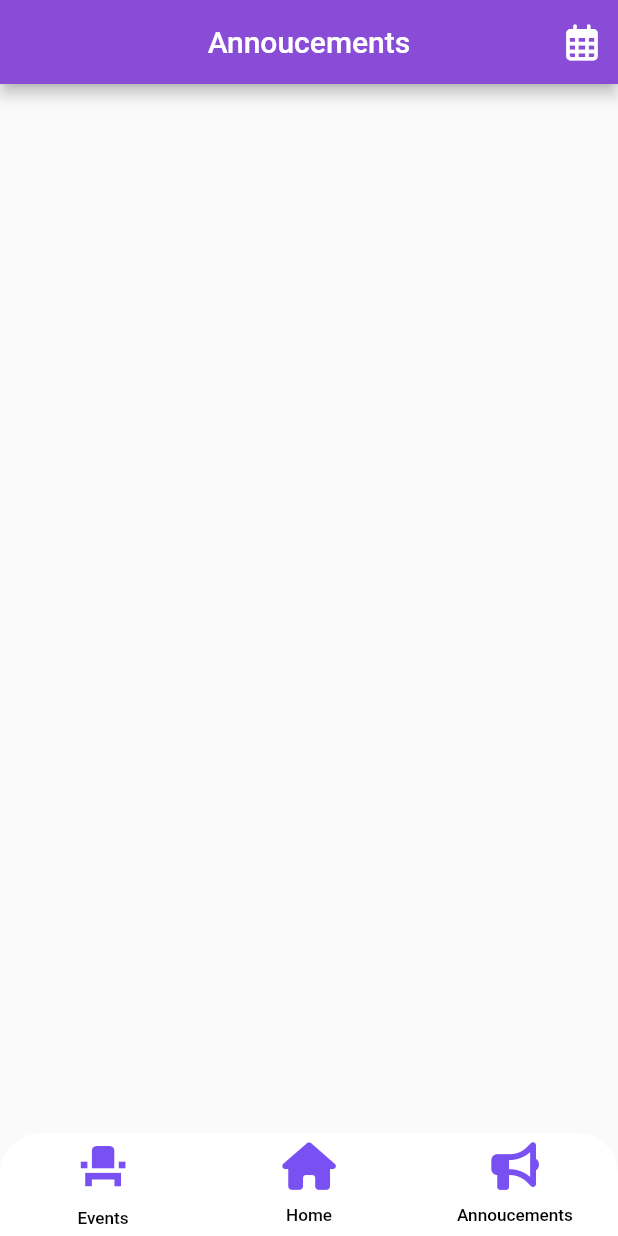
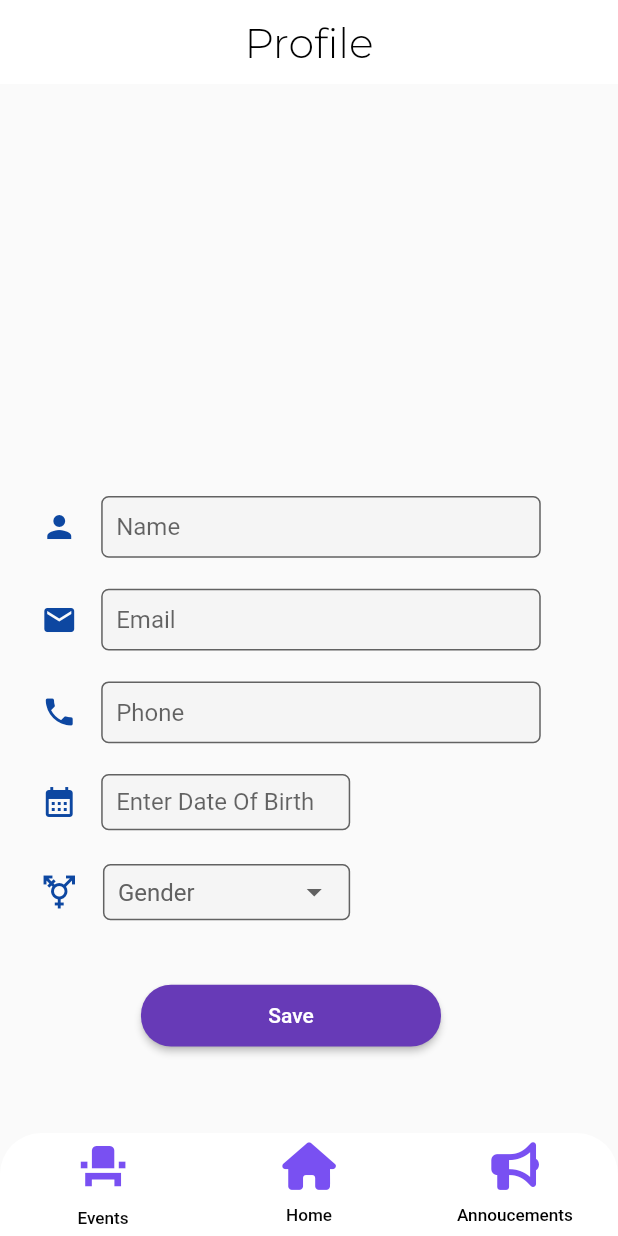
Before and after one commit to IEEE-SB-VIT-Pune/Sahayog, a Flutter app: the screen it shows after launch, item 3 of the bottom bar chosen, on a phone screen of 412 x 824 dp. Run offline on Flutter 3.47's test engine with Material 2 defaults, Android fonts, the phone set to English and light mode, and no system bars; our stand-ins replace carousel_slider, flutter_svg, font_awesome_flutter, google_fonts; project files that could hold a hidden picture were left out.

Commit message:
Created Profile Page

```diff
--- a/analysis_options.yaml
+++ b/analysis_options.yaml
@@ -24,6 +24,12 @@ linter:
   rules:
     # avoid_print: false  # Uncomment to disable the `avoid_print` rule
     # prefer_single_quotes: true  # Uncomment to enable the `prefer_single_quotes` rule
+    prefer_const_constructors: false
+    prefer_const_literals_to_create_immutables: false
+    prefer_typing_uninitialized_variables: false
+    must_be_immutable: false
+    use_key_in_widget_constructors: false
+    undefined_indentifier: false
 
 # Additional information about this file can be found at
 # https://dart.dev/guides/language/analysis-options
--- a/lib/screens/event_page.dart
+++ b/lib/screens/event_page.dart
@@ -3,7 +3,7 @@ import 'package:flutter/material.dart';
 import 'package:font_awesome_flutter/font_awesome_flutter.dart';
 import 'package:ieee_app_project/screens/listEvent.dart';
 import 'package:ieee_app_project/widgets/event_card.dart';
-
+import 'package:flutter_svg/flutter_svg.dart';
 class VerticalSlider extends StatelessWidget {
   @override
   Widget build(BuildContext context) {
--- a/lib/screens/home_page.dart
+++ b/lib/screens/home_page.dart
@@ -1,11 +1,13 @@
 import 'package:flutter/cupertino.dart';
 import 'package:flutter/material.dart';
+import 'package:ieee_app_project/screens/profile.dart';
 
 class HomePage extends StatelessWidget {
   @override
   Widget build(BuildContext context) {
     var h;
     h = MediaQuery.of(context).size.height;
+
     return Scaffold(
         body: (Center(child: Text('Home', style: TextStyle(fontSize: h / 20)))),
         appBar: AppBar(
@@ -28,6 +30,7 @@ class HomePage extends StatelessWidget {
                 },
                 onSelected: (value) {
                   if (value == 1) {
+                    ProfilePage();
                   } else if (value == 2) {
                     _showdialogue(context);
                   }
--- /dev/null
+++ b/lib/screens/profile.dart
@@ -0,0 +1,183 @@
+import 'package:flutter/material.dart';
+import 'package:google_fonts/google_fonts.dart';
+
+Map<String, Icon> pairMap = {
+  'Gender': Icon(Icons.transgender_sharp, color: Colors.blue.shade900),
+  'Male': Icon(Icons.male_sharp, color: Colors.blue.shade900),
+  'Female': Icon(Icons.female_sharp, color: Colors.blue.shade900),
+  'Other': Icon(Icons.transgender_sharp, color: Colors.blue.shade900),
+};
+
+void main() {
+  runApp(ProfilePage());
+}
+
+class ProfilePage extends StatefulWidget {
+  ProfilePage({Key? key}) : super(key: key);
+
+  @override
+  State<ProfilePage> createState() => _ProfilePageState();
+}
+
+DateTime date = DateTime.now();
+String finalDate = date.toString();
+
+class _ProfilePageState extends State<ProfilePage> {
+  List<String> menuItems = ['Gender', 'Male', 'Female', 'Other'];
+  String? selectedValue = 'Gender';
+
+  @override
+  Widget build(BuildContext context) {
+    var h, w;
+    h = MediaQuery.of(context).size.height;
+    w = MediaQuery.of(context).size.width;
+    return Scaffold(
+      appBar: AppBar(
+        title: Text(
+          'Profile',
+          style: GoogleFonts.montserrat(
+              color: Colors.black,
+              fontSize: w / 15,
+              fontWeight: FontWeight.w300),
+        ),
+        centerTitle: true,
+        backgroundColor: Colors.white,
+        elevation: 0,
+      ),
+      body: Stack(
+        children: [
+          Container(
+            padding: EdgeInsets.only(left: h / 10, top: h / 5),
+          ),
+          SingleChildScrollView(
+            child: Container(
+                padding:
+                    EdgeInsets.only(left: w / 15, right: w / 8, top: h / 3),
+                child: Column(
+                    crossAxisAlignment: CrossAxisAlignment.start,
+                    mainAxisAlignment: MainAxisAlignment.spaceBetween,
+                    children: [
+                      SizedBox(
+                          height: h / 20,
+                          child: TextFormField(
+                            keyboardType: TextInputType.name,
+                            decoration: InputDecoration(
+                                icon: Icon(Icons.person,
+                                    color: Colors.blue.shade900),
+                                fillColor: Colors.grey.shade100,
+                                filled: true,
+                                hintText: "Name",
+                                contentPadding: EdgeInsets.all(10),
+                                border: OutlineInputBorder(
+                                    borderSide: BorderSide(
+                                        width: 3, color: Colors.blue.shade800),
+                                    borderRadius: BorderRadius.circular(5))),
+                          )),
+                      SizedBox(height: h / 40),
+                      SizedBox(
+                        height: h / 20,
+                        child: TextFormField(
+                          keyboardType: TextInputType.emailAddress,
+                          decoration: InputDecoration(
+                            icon: Icon(
+                              Icons.mail,
+                              color: Colors.blue.shade900,
+                            ),
+                            fillColor: Colors.grey.shade100,
+                            filled: true,
+                            hintText: "Email",
+                            contentPadding: EdgeInsets.all(10),
+                            border: OutlineInputBorder(
+                                borderRadius: BorderRadius.circular(5)),
+                          ),
+                        ),
+                      ),
+                      SizedBox(height: h / 40),
+                      SizedBox(
+                          height: h / 20,
+                          child: TextFormField(
+                            keyboardType: TextInputType.phone,
+                            decoration: InputDecoration(
+                                icon: Icon(Icons.phone,
+                                    color: Colors.blue.shade900),
+                                fillColor: Colors.grey.shade100,
+                                filled: true,
+                                hintText: "Phone",
+                                contentPadding: EdgeInsets.all(10),
+                                border: OutlineInputBorder(
+                                    borderRadius: BorderRadius.circular(5)),
+                                focusColor: Colors.blue.shade900),
+                          )),
+                      SizedBox(height: h / 40),
+                      SizedBox(
+                        height: h / 22,
+                        width: w / 2,
+                        child: TextFormField(
+                          keyboardType: TextInputType.text,
+                          decoration: InputDecoration(
+                              icon: Icon(Icons.calendar_month,
+                                  color: Colors.blue.shade900),
+                              fillColor: Colors.grey.shade100,
+                              filled: true,
+                              hintText: "Enter Date Of Birth",
+                              contentPadding: EdgeInsets.all(10),
+                              border: OutlineInputBorder(
+                                  borderRadius: BorderRadius.circular(5)),
+                              focusColor: Colors.blue.shade900),
+                        ),
+                      ),
+                      SizedBox(height: h / 40),
+                      Row(
+                        mainAxisAlignment: MainAxisAlignment.start,
+                        children: [
+                          SizedBox(
+                              height: h / 20,
+                              child: pairMap[selectedValue.toString()]),
+                          Padding(padding: EdgeInsets.only(left: w / 24)),
+                          SizedBox(
+                              height: h / 22,
+                              width: w / 2.5,
+                              child: DropdownButtonFormField(
+                                  value: selectedValue,
+                                  onChanged: (item) =>
+                                      setState(() => selectedValue = item),
+                                  items: menuItems
+                                      .map((item) => DropdownMenuItem(
+                                          value: item,
+                                          child: Text(item,
+                                              style: TextStyle(
+                                                  fontSize: 16,
+                                                  color:
+                                                      Colors.grey.shade700))))
+                                      .toList(),
+                                  decoration: InputDecoration(
+                                    contentPadding: EdgeInsets.all(10),
+                                    fillColor: Colors.grey.shade100,
+                                    filled: true,
+                                    border: OutlineInputBorder(
+                                        borderRadius: BorderRadius.circular(5)),
+                                  ))),
+                        ],
+                      ),
+                      SizedBox(height: h / 20),
+                      SizedBox(
+                          height: h / 20,
+                          width: h / 0.5,
+                          child: Center(
+                              child: ElevatedButton(
+                            style: ElevatedButton.styleFrom(
+                                backgroundColor: Colors.deepPurple.shade500,
+                                minimumSize: const Size.fromWidth(200),
+                                shape: RoundedRectangleBorder(
+                                    borderRadius: BorderRadius.circular(20))),
+                            onPressed: (() {}),
+                            child: Text("Save"),
+                          ))),
+                      SizedBox(height: h / 20),
+                    ])),
+          )
+        ],
+      ),
+    );
+  }
+}
--- a/lib/widgets/bottom_nav_bar.dart
+++ b/lib/widgets/bottom_nav_bar.dart
@@ -1,8 +1,8 @@
 import 'package:flutter/material.dart';
-import 'package:ieee_app_project/screens/annoucement.dart';
+import 'package:ieee_app_project/screens/Contact_page.dart';
 import 'package:ieee_app_project/screens/home_page.dart';
 import 'package:font_awesome_flutter/font_awesome_flutter.dart';
-import 'package:ieee_app_project/screens/event_page.dart';
+import 'package:ieee_app_project/screens/profile.dart';
 
 class BottomNavBar extends StatefulWidget {
   const BottomNavBar({super.key});
@@ -13,7 +13,7 @@ class BottomNavBar extends StatefulWidget {
 
 class _BottomNavBarState extends State<BottomNavBar> {
   int currentIndex = 0;
-  final screens = [VerticalSlider(), HomePage(), AnnoucementsPage()];
+  final screens = [ContactPage(), HomePage(), ProfilePage()];
   var h, w;
   @override
   Widget build(BuildContext context) {
@@ -24,7 +24,7 @@ class _BottomNavBarState extends State<BottomNavBar> {
       initialIndex: 1,
       child: Scaffold(
         body: TabBarView(
-          children: <Widget>[VerticalSlider(), HomePage(), AnnoucementsPage()],
+          children: <Widget>[ContactPage(), HomePage(), ProfilePage()],
         ),
         bottomNavigationBar: Container(
           height: h / 12,
--- a/pubspec.yaml
+++ b/pubspec.yaml
@@ -31,8 +31,8 @@ environment:
 dependencies:
   flutter:
     sdk: flutter
-
-
+  intl: ^0.17.0
+  flutter_svg: ^0.17.1
   # The following adds the Cupertino Icons font to your application.
   # Use with the CupertinoIcons class for iOS style icons.
   cupertino_icons: ^1.0.2
@@ -68,7 +68,7 @@ flutter:
   # assets:
   #   - images/a_dot_burr.jpeg
   #   - images/a_dot_ham.jpeg
-
+      # - SvgPicture.asset("images/Vector.svg")
   # An image asset can refer to one or more resolution-specific "variants", see
   # https://flutter.dev/assets-and-images/#resolution-aware
 
```
Also changed, not shown: lib/screens/Contact_page.dart (added, +46 -0 lines), lib/screens/events_page.dart (+21 -21 lines), lib/screens/listEvent.dart (+22 -20 lines), lib/widgets/Contact_Card.dart (added, +103 -0 lines), lib/widgets/event_card.dart (+63 -40 lines), flutter_01.png (added), images/Vector.svg (added), pubspec.lock.
